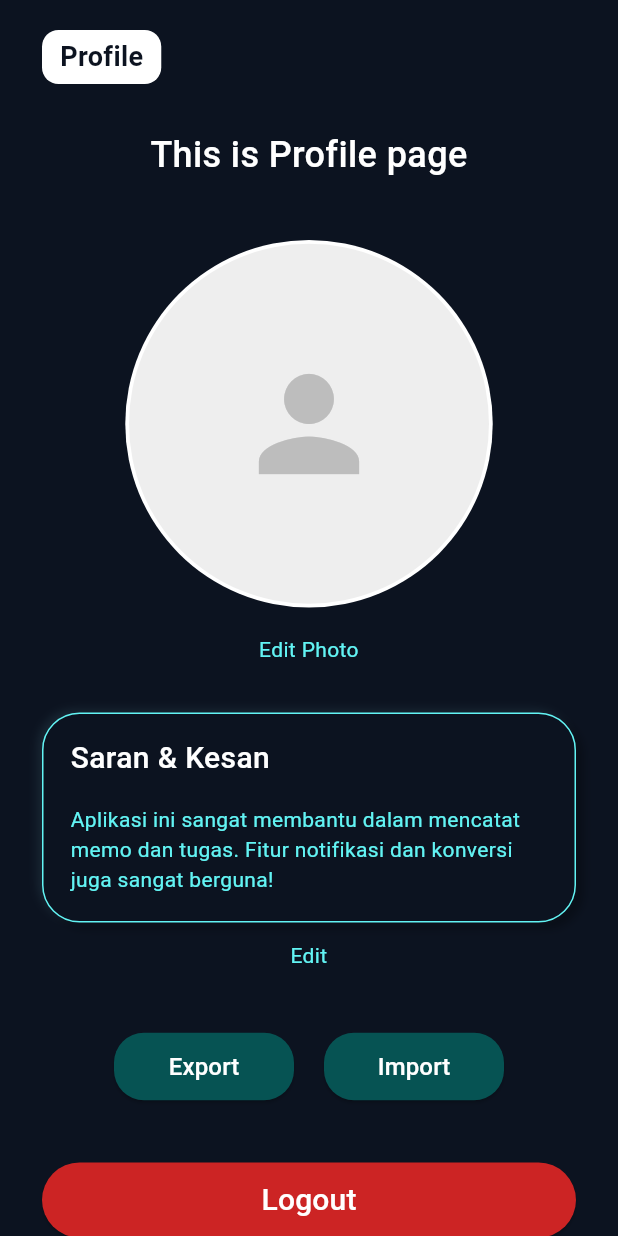
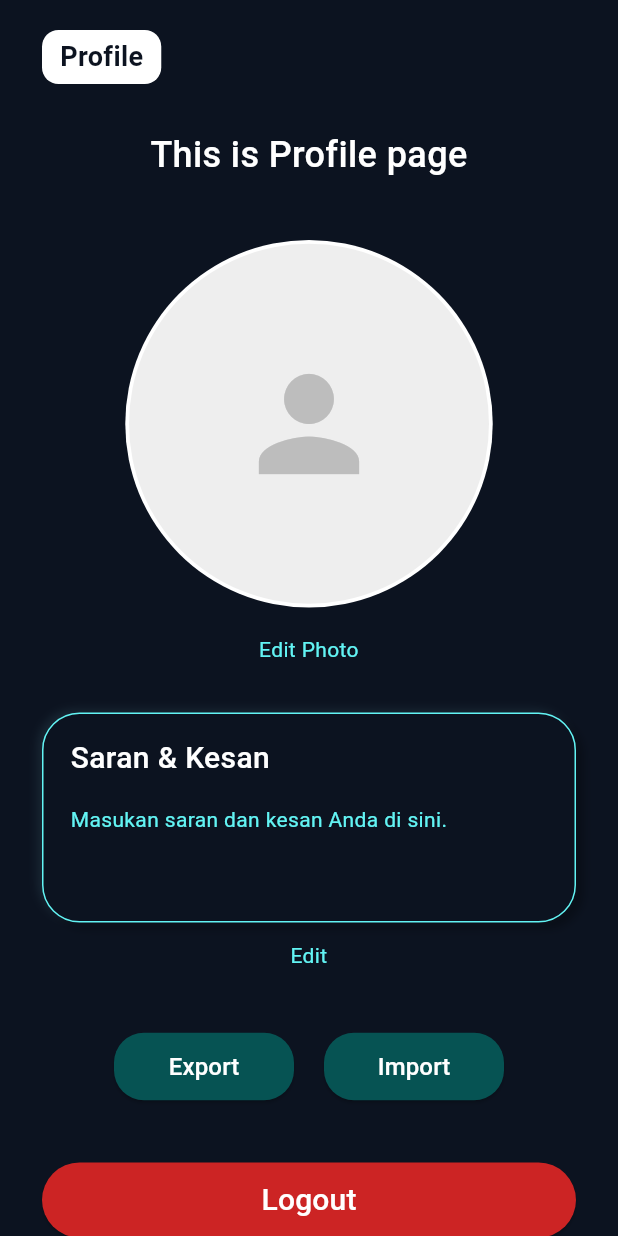
Before and after one commit to Pekrehhh/aplikasi_memorize, a Flutter app: the ProfileTab screen opened directly, on a phone screen of 412 x 824 dp. Run offline on Flutter 3.47's test engine with Material 3 defaults, Android fonts, the phone set to English and light mode, and no system bars; our stand-ins replace file_picker, flutter_local_notifications, flutter_secure_storage, geolocator, hive, hive_flutter and 2 more; accounts and stored records are empty.

Commit message:
Update: Hive

```diff
--- a/lib/main.dart
+++ b/lib/main.dart
@@ -15,13 +15,10 @@ import 'package:memorize/pages/tools/converter_page.dart';
 Future<void> main() async {
   WidgetsFlutterBinding.ensureInitialized();
   await NotificationService().init();
-
-  // Initialize Hive and register adapters
   await Hive.initFlutter();
   Hive.registerAdapter(UserAdapter());
   Hive.registerAdapter(NoteAdapter());
 
-  // Open boxes used by the app
   await Hive.openBox<User>('users');
   await Hive.openBox<Note>('notes');
   runApp(
--- a/lib/pages/tabs/profile_tab.dart
+++ b/lib/pages/tabs/profile_tab.dart
@@ -151,7 +151,7 @@ class ProfileTab extends StatelessWidget {
             profileImage = FileImage(File(imagePath));
           }
 
-          final saranKesan = auth.saranKesan ?? "Aplikasi ini sangat membantu dalam mencatat memo dan tugas. Fitur notifikasi dan konversi juga sangat berguna!";
+          final saranKesan = auth.saranKesan ?? "Masukan saran dan kesan Anda di sini.";
 
           return Scaffold(
             backgroundColor: backgroundColor,
--- a/lib/providers/auth_provider.dart
+++ b/lib/providers/auth_provider.dart
@@ -68,8 +68,6 @@ class AuthProvider with ChangeNotifier {
     notifyListeners();
 
     final usersBox = Hive.box<User>('users');
-
-    // validation: unique username/email
     final usernameExists = usersBox.values.any((u) => u.username == username);
     if (usernameExists) {
       _isLoading = false;
--- a/lib/providers/currency_provider.dart
+++ b/lib/providers/currency_provider.dart
@@ -5,7 +5,7 @@ import 'package:intl/intl.dart';
 
 class CurrencyProvider with ChangeNotifier {
   final String _apiKey = "214eeb10fdcd573416707973";
-  final String _apiUrl = "https://v6.exchangerate-api.com/v6/";
+  final String _apiUrl = "https://v6.exchangerate-api.com/v6/214eeb10fdcd573416707973/latest/USD";
 
   Map<String, double> _rates = {};
   List<String> _currencies = [];
--- a/lib/providers/notes_provider.dart
+++ b/lib/providers/notes_provider.dart
@@ -51,7 +51,6 @@ class NotesProvider with ChangeNotifier {
     try {
       final box = Hive.box<Note>('notes');
 
-      // generate id: max existing id + 1 or timestamp
       int nextId = 1;
       if (box.values.isNotEmpty) {
         final ids = box.values.map((e) => e.id).toList();
--- a/lib/services/save_file_service.dart
+++ b/lib/services/save_file_service.dart
@@ -9,8 +9,6 @@ import 'package:path_provider/path_provider.dart';
 import 'package:file_picker/file_picker.dart';
 
 class SaveFileService {
-  /// Export 'users' and 'notes' boxes to a JSON file placed in app documents.
-  /// Returns the written file path on success.
   Future<String> exportToJsonFile() async {
     final usersBox = Hive.box<User>('users');
     final notesBox = Hive.box<Note>('notes');
@@ -34,8 +32,6 @@ class SaveFileService {
     return file.path;
   }
 
-  /// Let user pick a JSON file and import it. This will replace current boxes' contents.
-  /// Returns true if import succeeded.
   Future<bool> importFromJsonFile() async {
     try {
       final result = await FilePicker.platform.pickFiles(
@@ -55,7 +51,6 @@ class SaveFileService {
       final usersBox = Hive.box<User>('users');
       final notesBox = Hive.box<Note>('notes');
 
-      // Clear existing data
       await usersBox.clear();
       await notesBox.clear();
 
```
